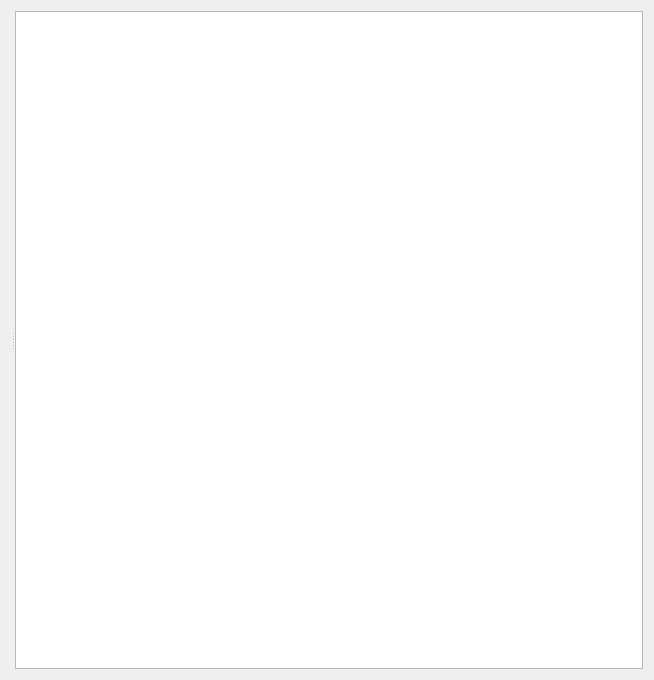
The window that cct/qtgui2/main/scripting/script.ui (awacha/cct) describes before a commit, drawn with Qt 5.
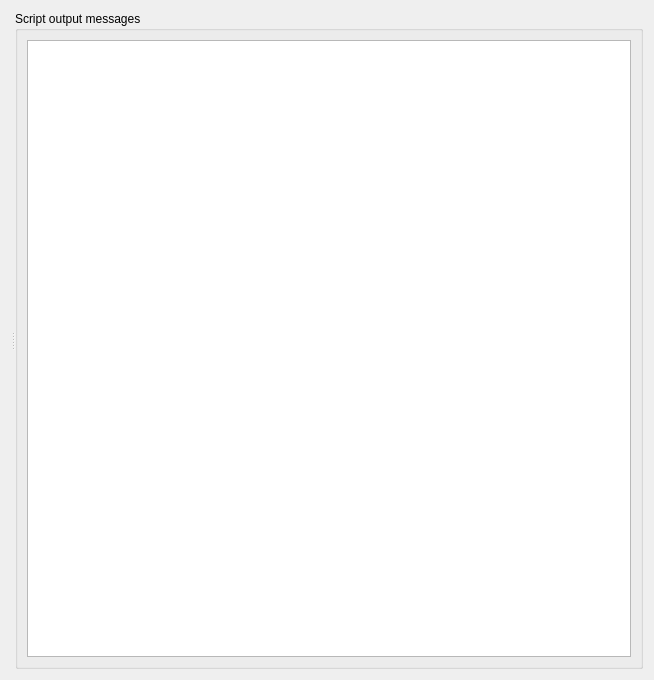
The same window after the commit.

Commit message: Scripting UI tuning

The edit to the form file:
```diff
--- a/cct/qtgui2/main/scripting/script.ui
+++ b/cct/qtgui2/main/scripting/script.ui
@@ -28,7 +28,22 @@
      <widget class="QWidget" name="verticalLayoutWidget">
       <layout class="QVBoxLayout" name="scriptEditorVerticalLayout"/>
      </widget>
-     <widget class="QPlainTextEdit" name="outputPlainTextEdit"/>
+     <widget class="QGroupBox" name="groupBox">
+      <property name="sizePolicy">
+       <sizepolicy hsizetype="Expanding" vsizetype="Expanding">
+        <horstretch>0</horstretch>
+        <verstretch>0</verstretch>
+       </sizepolicy>
+      </property>
+      <property name="title">
+       <string>Script output messages</string>
+      </property>
+      <layout class="QHBoxLayout" name="horizontalLayout">
+       <item>
+        <widget class="QPlainTextEdit" name="outputPlainTextEdit"/>
+       </item>
+      </layout>
+     </widget>
     </widget>
    </item>
   </layout>
```
